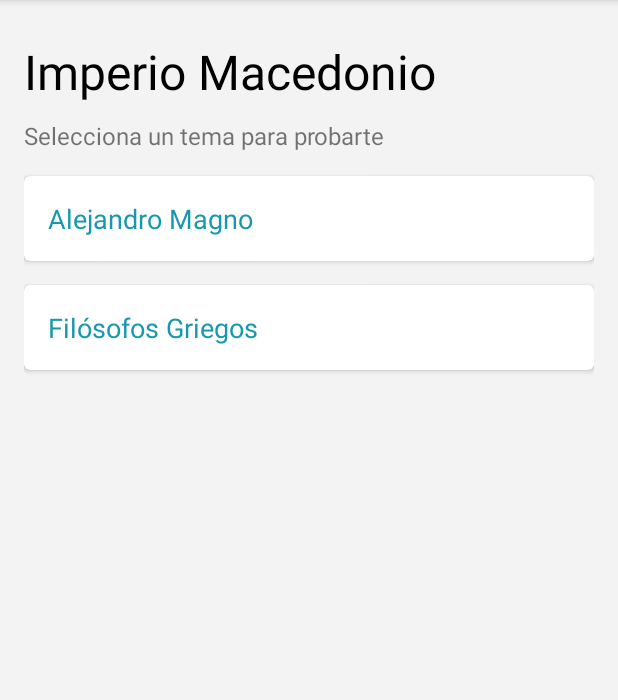
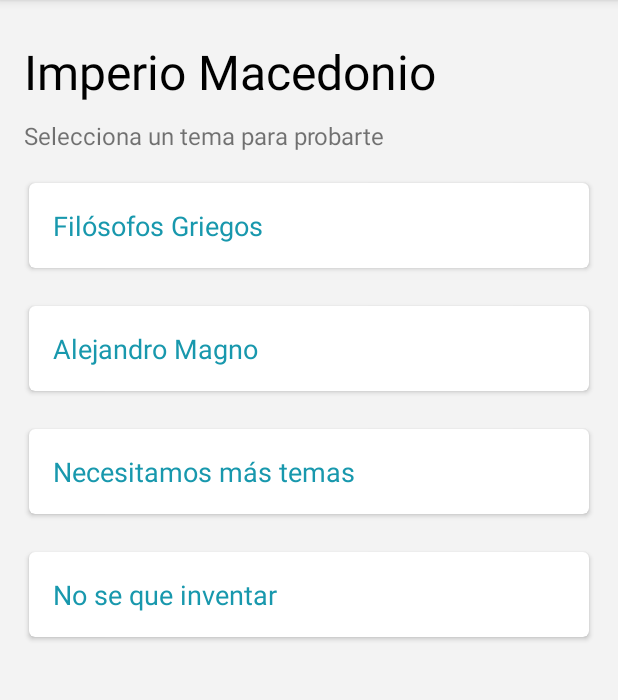
Before and after one commit to alexisromriv/ProbateApp, an Android app: the screen it shows after launch (SeleccionTemaActivity), on a phone screen of 412 x 824 dp, the part 84-784 px from its top. Run offline under Robolectric (Android 15) with nearby library versions, the phone set to English and light mode, and no system bars.

Commit message:
RecyclerView temas

```diff
--- a/app/build.gradle
+++ b/app/build.gradle
@@ -31,7 +31,7 @@ dependencies {
     implementation 'androidx.lifecycle:lifecycle-livedata-ktx:2.2.0'
     implementation 'androidx.lifecycle:lifecycle-viewmodel-ktx:2.2.0'
     implementation "androidx.cardview:cardview:1.0.0"
-
+    implementation "androidx.recyclerview:recyclerview:1.1.0"
     testImplementation 'junit:junit:4.12'
     androidTestImplementation 'androidx.test.ext:junit:1.1.2'
     androidTestImplementation 'androidx.test.espresso:espresso-core:3.3.0'
--- a/app/src/main/java/app2you/probateapp/SeleccionTemaActivity.java
+++ b/app/src/main/java/app2you/probateapp/SeleccionTemaActivity.java
@@ -7,6 +7,12 @@ import android.view.View;
 import android.widget.Toast;
 
 import androidx.appcompat.app.AppCompatActivity;
+import androidx.recyclerview.widget.LinearLayoutManager;
+import androidx.recyclerview.widget.RecyclerView;
+
+import java.lang.reflect.Array;
+import java.util.ArrayList;
+import java.util.List;
 
 import app2you.probateapp.controladores.Autenticacion;
 import app2you.probateapp.entidades.Tema;
@@ -14,17 +20,29 @@ import app2you.probateapp.entidades.Usuario;
 
 
 public class SeleccionTemaActivity extends AppCompatActivity  {
+    List<Tema> temas;
+    RecyclerView recyclerTemas;
 
     @Override
     protected void onCreate(Bundle savedInstanceState) {
         super.onCreate(savedInstanceState);
         setContentView(R.layout.activity_seleccion_modalidad);
+
+        try {
+            Usuario usr = new Autenticacion().login("alexis", "123");
+            temas = usr.getCurso().getMaterias().get(0).getTemas();
+            recyclerTemas = (RecyclerView) findViewById(R.id.recyclerTemas);
+            recyclerTemas.setLayoutManager(new LinearLayoutManager(this));
+            TemasAdapter temasAdapter = new TemasAdapter(temas);
+            recyclerTemas.setAdapter(temasAdapter);
+        } catch (Exception ex) {}
+
+
     }
 
     public void onClick(View v){
         try {
-            Usuario usr = new Autenticacion().login("alexis", "123");
-            Tema tema = usr.getCurso().getMaterias().get(0).getTemas().get(0);
+            Tema tema = temas.get(0);
             Intent intent = new Intent(SeleccionTemaActivity.this, TriviaActivity.class);
             intent.putExtra("tema", tema);
             startActivity(intent);
--- /dev/null
+++ b/app/src/main/java/app2you/probateapp/TemasAdapter.java
@@ -0,0 +1,53 @@
+package app2you.probateapp;
+
+import android.view.LayoutInflater;
+import android.view.View;
+import android.view.ViewGroup;
+import android.widget.TextView;
+
+import androidx.annotation.NonNull;
+import androidx.recyclerview.widget.RecyclerView;
+
+import java.util.ArrayList;
+import java.util.List;
+
+import app2you.probateapp.entidades.Tema;
+
+public class TemasAdapter extends RecyclerView.Adapter<TemasAdapter.ViewHolderTemas> {
+    List<Tema> temas;
+
+    public TemasAdapter(List<Tema> temas) {
+        this.temas = temas;
+    }
+
+    @NonNull
+    @Override
+    public ViewHolderTemas onCreateViewHolder(@NonNull ViewGroup parent, int viewType) {
+        View view = LayoutInflater.from(parent.getContext()).inflate(R.layout.tema_item, null, false);
+        view.setLayoutParams(new RecyclerView.LayoutParams(RecyclerView.LayoutParams.MATCH_PARENT, RecyclerView.LayoutParams.WRAP_CONTENT));
+
+        return new ViewHolderTemas(view);
+    }
+
+    @Override
+    public void onBindViewHolder(@NonNull ViewHolderTemas holder, int position) {
+        holder.asignarDatos(temas.get(position));
+    }
+
+    @Override
+    public int getItemCount() {
+        return temas.size();
+    }
+
+    public class ViewHolderTemas extends RecyclerView.ViewHolder {
+        TextView tvTema;
+        public ViewHolderTemas(@NonNull View itemView) {
+            super(itemView);
+            tvTema = itemView.findViewById(R.id.tvTemaItem);
+        }
+
+        public void asignarDatos(Tema tema) {
+            tvTema.setText(tema.getNombre());
+        }
+    }
+}
--- a/app/src/main/java/app2you/probateapp/datos/Database.java
+++ b/app/src/main/java/app2you/probateapp/datos/Database.java
@@ -59,11 +59,17 @@ public class Database {
             pregutas1.add(preguntas.get(i));
         }
         temas.add(new Tema("Filósofos Griegos", pregutas1));
+        temas.add(new Tema("Alejandro Magno", pregutas1));
+        temas.add(new Tema("Necesitamos más temas", pregutas1));
+        temas.add(new Tema("No se que inventar", pregutas1));
     }
 
     private void cargarMaterias() {
         List<Tema> temas1 = new ArrayList<>();
         temas1.add(temas.get(0));
+        temas1.add(temas.get(1));
+        temas1.add(temas.get(2));
+        temas1.add(temas.get(3));
         materias.add(new Materia("Imperio Macedonio", "1.jpg", temas1));
     }
 
--- a/app/src/main/res/layout/activity_seleccion_modalidad.xml
+++ b/app/src/main/res/layout/activity_seleccion_modalidad.xml
@@ -24,37 +24,12 @@
         android:text="Selecciona un tema para probarte"
         android:textSize="16dp"></TextView>
 
-    <androidx.cardview.widget.CardView xmlns:card_view="http://schemas.android.com/apk/res-auto"
+    <androidx.recyclerview.widget.RecyclerView
+        android:id="@+id/recyclerTemas"
         android:layout_width="match_parent"
-        android:layout_height="wrap_content"
-        android:layout_gravity="center"
-        android:layout_marginTop="16dp"
-        card_view:cardCornerRadius="4dp"
-        android:onClick="onClick" >
+        android:layout_height="match_parent">
 
-        <TextView
-            android:layout_width="match_parent"
-            android:layout_height="match_parent"
-            android:padding="16dp"
-            android:textColor="#1898AD"
-            android:text="Alejandro Magno"
-            android:textSize="18dp" />
-    </androidx.cardview.widget.CardView>
-    <androidx.cardview.widget.CardView xmlns:card_view="http://schemas.android.com/apk/res-auto"
-        android:layout_width="match_parent"
-        android:layout_height="wrap_content"
-        android:layout_gravity="center"
-        android:layout_marginTop="16dp"
-        card_view:cardCornerRadius="4dp">
-
-        <TextView
-            android:layout_width="match_parent"
-            android:layout_height="match_parent"
-            android:padding="16dp"
-            android:textColor="#1898AD"
-            android:text="Filósofos Griegos"
-            android:textSize="18dp" />
-    </androidx.cardview.widget.CardView>
+    </androidx.recyclerview.widget.RecyclerView>
 
 
 </LinearLayout>
--- /dev/null
+++ b/app/src/main/res/layout/tema_item.xml
@@ -0,0 +1,26 @@
+<?xml version="1.0" encoding="utf-8"?>
+<LinearLayout
+    xmlns:android="http://schemas.android.com/apk/res/android"
+    android:layout_width="match_parent"
+    android:layout_height="match_parent"
+    android:orientation="vertical">
+
+    <androidx.cardview.widget.CardView xmlns:card_view="http://schemas.android.com/apk/res-auto"
+        android:layout_width="match_parent"
+        android:layout_height="wrap_content"
+        android:layout_gravity="center"
+        android:layout_marginTop="16dp"
+        card_view:cardCornerRadius="4dp"
+        card_view:cardUseCompatPadding="true"
+        android:onClick="onClick" >
+
+        <TextView
+            android:id="@+id/tvTemaItem"
+            android:layout_width="match_parent"
+            android:layout_height="wrap_content"
+            android:padding="16dp"
+            android:textColor="#1898AD"
+            android:text="Alejandro Magno"
+            android:textSize="18dp" />
+    </androidx.cardview.widget.CardView>
+</LinearLayout>
```
